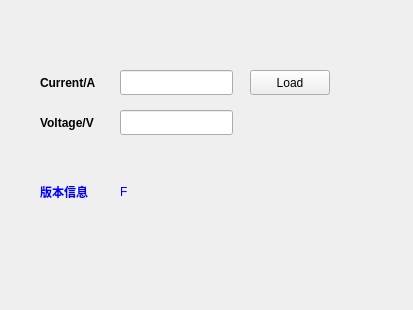
Qt form widget.ui (YaoLiMuMu/CAR_BMS) before a commit.
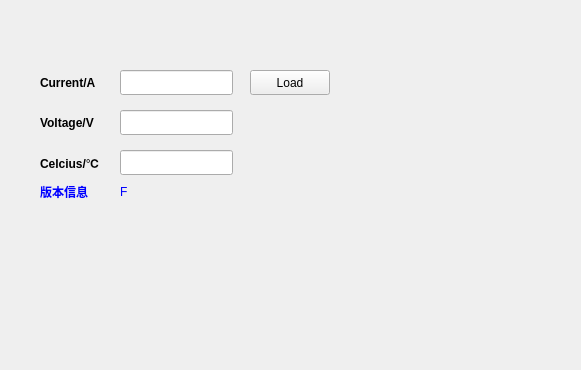
The same form after that commit.

Patch:
```diff
--- a/widget.ui
+++ b/widget.ui
@@ -6,8 +6,8 @@
    <rect>
     <x>0</x>
     <y>0</y>
-    <width>413</width>
-    <height>310</height>
+    <width>581</width>
+    <height>370</height>
    </rect>
   </property>
   <property name="windowTitle">
@@ -135,6 +135,38 @@
     <string>F</string>
    </property>
   </widget>
+  <widget class="QLineEdit" name="lineEdit1_3">
+   <property name="geometry">
+    <rect>
+     <x>120</x>
+     <y>150</y>
+     <width>113</width>
+     <height>25</height>
+    </rect>
+   </property>
+  </widget>
+  <widget class="QLabel" name="label2_9">
+   <property name="geometry">
+    <rect>
+     <x>40</x>
+     <y>150</y>
+     <width>75</width>
+     <height>25</height>
+    </rect>
+   </property>
+   <property name="font">
+    <font>
+     <weight>75</weight>
+     <bold>true</bold>
+    </font>
+   </property>
+   <property name="text">
+    <string>Celcius/℃</string>
+   </property>
+   <property name="buddy">
+    <cstring>lineEdit2_1</cstring>
+   </property>
+  </widget>
  </widget>
  <layoutdefault spacing="6" margin="11"/>
  <resources/>
```
